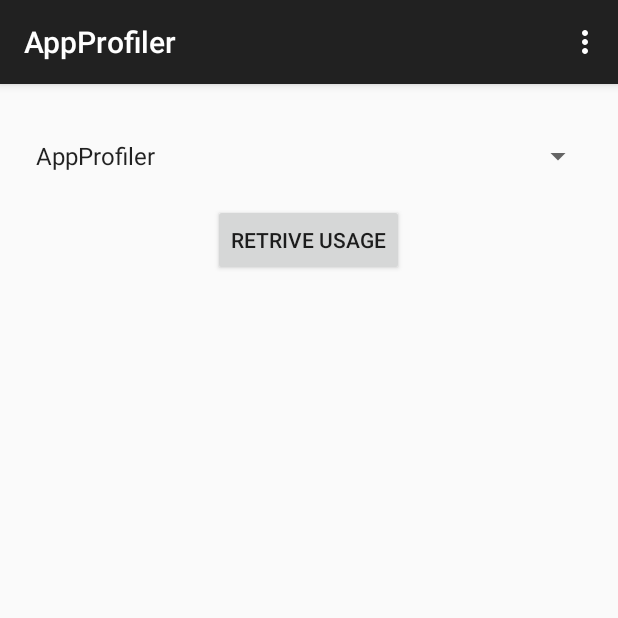
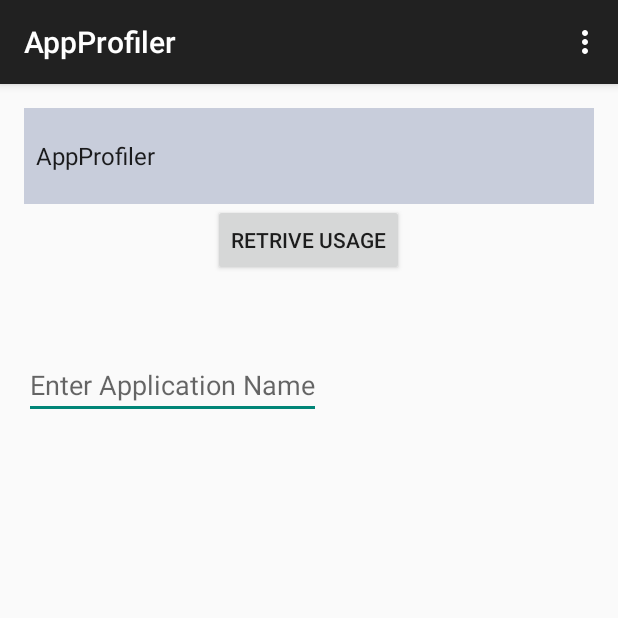
Before and after one commit to SooryaprasathParthasarathy/AppProfiler, an Android app: the screen it shows after launch (Home), on a phone screen of 412 x 824 dp, the top half of it. Run offline under Robolectric (Android 15) with nearby library versions, the phone set to English and light mode, and no system bars.

Commit message:
Auto complete Textbox

```diff
--- a/app/src/main/java/appprofiler/appprofiler/Home.java
+++ b/app/src/main/java/appprofiler/appprofiler/Home.java
@@ -9,8 +9,12 @@ import android.support.v7.app.AppCompatActivity;
 import android.view.Menu;
 import android.view.MenuItem;
 import android.view.View;
+import android.view.ViewGroup;
 import android.widget.ArrayAdapter;
+import android.widget.AutoCompleteTextView;
+import android.widget.ImageView;
 import android.widget.Spinner;
+import android.widget.TextView;
 
 import java.util.List;
 
@@ -24,6 +28,7 @@ public class Home extends AppCompatActivity {
     }
 
     private void DisplayApplication() {
+
         Spinner dropdown = (Spinner) findViewById(R.id.spinner);
         PackageManager Manager;
         Manager = getPackageManager();
@@ -39,7 +44,9 @@ public class Home extends AppCompatActivity {
                 } catch (PackageManager.NameNotFoundException e) {
                     e.printStackTrace();
                 }
+                AutoCompleteTextView textView = (AutoCompleteTextView) findViewById(R.id.textview);
                 ArrayAdapter<String> listitemsdetails = new ArrayAdapter<String>(this, android.R.layout.simple_dropdown_item_1line, applicationname);
+                textView.setAdapter(listitemsdetails);
                 dropdown.setAdapter(listitemsdetails);
             }
         }
--- a/app/src/main/res/layout/activity_home.xml
+++ b/app/src/main/res/layout/activity_home.xml
@@ -16,9 +16,18 @@
         android:dropDownSelector="@android:color/holo_blue_bright"
         android:focusable="true"
         android:focusableInTouchMode="true"
-        android:contextClickable="true"
+        android:contextClickable="false"
         android:contentDescription="@android:string/search_go"
-        android:clickable="true" />
+        android:clickable="false"
+        android:layoutMode="clipBounds"
+        android:longClickable="true"
+        android:popupBackground="@color/accent_material_light"
+        android:popupElevation="@dimen/disabled_alpha_material_dark"
+        android:spinnerMode="dialog"
+        android:theme="@style/Base.Widget.AppCompat.ListPopupWindow"
+        android:background="#46526297"
+        android:foreground="#0504060b"
+        android:popupTheme="@color/button_material_light" />
 
     <Button
         android:layout_width="wrap_content"
@@ -30,4 +39,16 @@
         android:onClick="RetriveDetails"
         android:clickable="true" />
 
+
+    <AutoCompleteTextView
+        android:layout_width="wrap_content"
+        android:layout_height="wrap_content"
+        android:id="@+id/textview"
+        android:layout_below="@+id/button"
+        android:layout_alignParentLeft="true"
+        android:layout_alignParentStart="true"
+        android:layout_marginTop="50dp"
+        android:clickable="true"
+        android:singleLine="true"
+        android:hint="Enter Application Name"/>
 </RelativeLayout>
```
